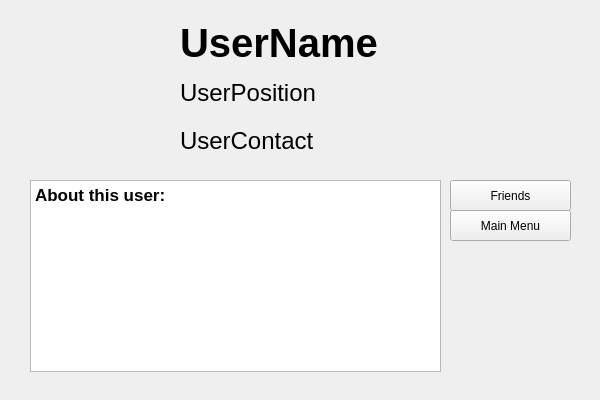
First picture: the form in GUI/profilegui.ui, repository thanhmvu/RocketRapport, before the edit.
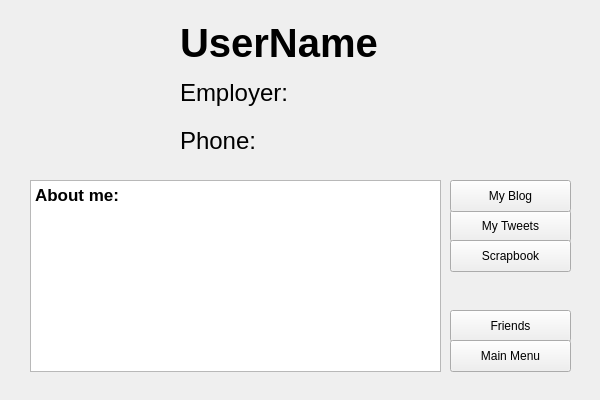
Second picture: the form after the edit. Icons and pictures are not drawn.

Commit message: Move blog, tweet, and scrapbook access from GUI MainMenu to GUI Profile

Patch:
```diff
--- a/GUI/profilegui.ui
+++ b/GUI/profilegui.ui
@@ -43,7 +43,7 @@
 &lt;html&gt;&lt;head&gt;&lt;meta name=&quot;qrichtext&quot; content=&quot;1&quot; /&gt;&lt;style type=&quot;text/css&quot;&gt;
 p, li { white-space: pre-wrap; }
 &lt;/style&gt;&lt;/head&gt;&lt;body style=&quot; font-family:'.SF NS Text'; font-size:13pt; font-weight:400; font-style:normal;&quot;&gt;
-&lt;p style=&quot; margin-top:0px; margin-bottom:0px; margin-left:0px; margin-right:0px; -qt-block-indent:0; text-indent:0px;&quot;&gt;&lt;span style=&quot; font-weight:600;&quot;&gt;About this user:&lt;/span&gt;&lt;/p&gt;
+&lt;p style=&quot; margin-top:0px; margin-bottom:0px; margin-left:0px; margin-right:0px; -qt-block-indent:0; text-indent:0px;&quot;&gt;&lt;span style=&quot; font-weight:600;&quot;&gt;About me:&lt;/span&gt;&lt;/p&gt;
 &lt;p style=&quot;-qt-paragraph-type:empty; margin-top:0px; margin-bottom:0px; margin-left:0px; margin-right:0px; -qt-block-indent:0; text-indent:0px; font-weight:600;&quot;&gt;&lt;br /&gt;&lt;/p&gt;&lt;/body&gt;&lt;/html&gt;</string>
    </property>
   </widget>
@@ -51,9 +51,9 @@
    <property name="geometry">
     <rect>
      <x>450</x>
-     <y>180</y>
+     <y>310</y>
      <width>121</width>
-     <height>31</height>
+     <height>32</height>
     </rect>
    </property>
    <property name="text">
@@ -64,9 +64,9 @@
    <property name="geometry">
     <rect>
      <x>450</x>
-     <y>210</y>
+     <y>340</y>
      <width>121</width>
-     <height>31</height>
+     <height>32</height>
     </rect>
    </property>
    <property name="text">
@@ -107,7 +107,7 @@
        </font>
       </property>
       <property name="text">
-       <string>UserPosition</string>
+       <string>Employer: </string>
       </property>
      </widget>
     </item>
@@ -121,12 +121,51 @@
        </font>
       </property>
       <property name="text">
-       <string>UserContact</string>
+       <string>Phone: </string>
       </property>
      </widget>
     </item>
    </layout>
   </widget>
+  <widget class="QPushButton" name="pushButton_tweet">
+   <property name="geometry">
+    <rect>
+     <x>450</x>
+     <y>210</y>
+     <width>121</width>
+     <height>32</height>
+    </rect>
+   </property>
+   <property name="text">
+    <string>My Tweets</string>
+   </property>
+  </widget>
+  <widget class="QPushButton" name="pushButton_blog">
+   <property name="geometry">
+    <rect>
+     <x>450</x>
+     <y>180</y>
+     <width>121</width>
+     <height>32</height>
+    </rect>
+   </property>
+   <property name="text">
+    <string>My Blog</string>
+   </property>
+  </widget>
+  <widget class="QPushButton" name="pushButton_scrapbook">
+   <property name="geometry">
+    <rect>
+     <x>450</x>
+     <y>240</y>
+     <width>121</width>
+     <height>32</height>
+    </rect>
+   </property>
+   <property name="text">
+    <string>Scrapbook</string>
+   </property>
+  </widget>
  </widget>
  <resources>
   <include location="images.qrc"/>
```
Left out of the diff: 4 changed lines with no effect on the pictures. The commit also changes 11 other files.
